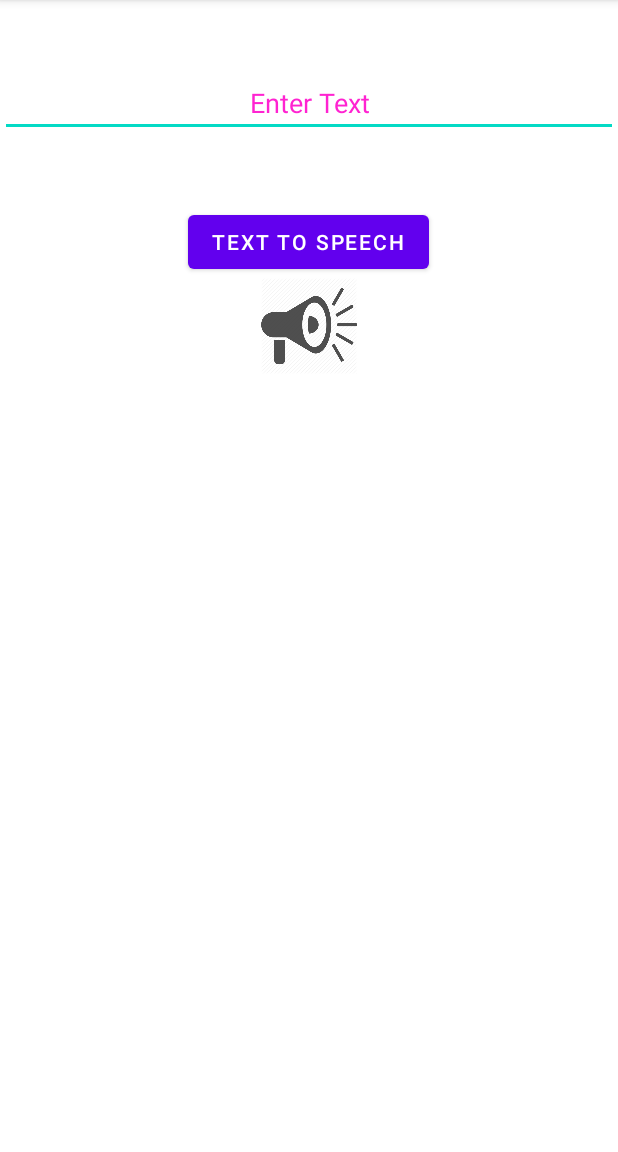
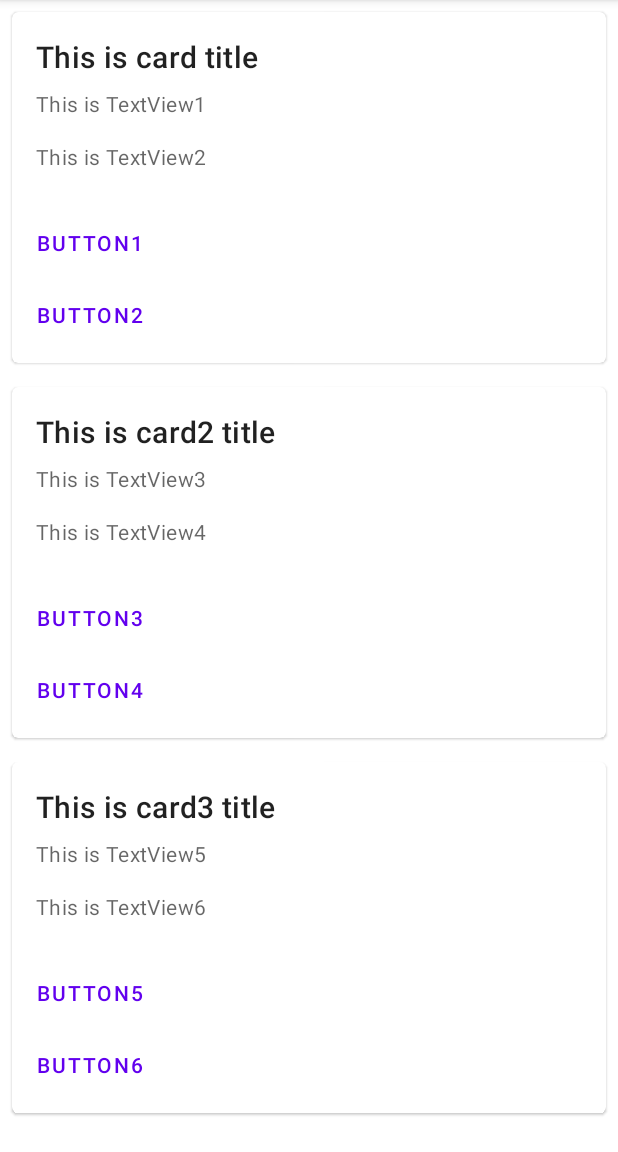
Before and after one commit to falakdesai/text2speech, an Android app: the screen it shows after launch (MainActivity before the commit, CardActivity after it), after a tap on an icon or button, on a phone screen of 412 x 824 dp, the part 84-1236 px from its top. Run offline under Robolectric (Android 15) with nearby library versions, the phone set to English and light mode, and no system bars.

Commit message:
2nd activity added with static card view data

```diff
--- a/app/src/main/AndroidManifest.xml
+++ b/app/src/main/AndroidManifest.xml
@@ -1,6 +1,6 @@
 <?xml version="1.0" encoding="utf-8"?>
 <manifest xmlns:android="http://schemas.android.com/apk/res/android"
-    package="com.example.class6">
+    package="com.example.class6" >
 
     <application
         android:allowBackup="true"
@@ -8,8 +8,10 @@
         android:label="@string/app_name"
         android:roundIcon="@mipmap/ic_launcher_round"
         android:supportsRtl="true"
-        android:theme="@style/Theme.Class6">
-        <activity android:name=".MainActivity">
+        android:theme="@style/Theme.Class6" >
+        <activity android:name=".CardActivity" >
+        </activity>
+        <activity android:name=".MainActivity" >
             <intent-filter>
                 <action android:name="android.intent.action.MAIN" />
 
--- /dev/null
+++ b/app/src/main/java/com/example/class6/CardActivity.java
@@ -0,0 +1,13 @@
+package com.example.class6;
+
+import androidx.appcompat.app.AppCompatActivity;
+import android.os.Bundle;
+
+public class CardActivity extends AppCompatActivity {
+
+    @Override
+    protected void onCreate(Bundle savedInstanceState) {
+        super.onCreate(savedInstanceState);
+        setContentView(R.layout.activity_card);
+    }
+}
--- a/app/src/main/java/com/example/class6/MainActivity.java
+++ b/app/src/main/java/com/example/class6/MainActivity.java
@@ -2,6 +2,7 @@ package com.example.class6;
 
 import androidx.appcompat.app.AppCompatActivity;
 
+import android.content.Intent;
 import android.os.Bundle;
 import android.speech.tts.TextToSpeech;
 import android.view.View;
@@ -44,6 +45,8 @@ public class MainActivity extends AppCompatActivity {
             String toSpeak = ed1.getText().toString();
             Toast.makeText(getApplicationContext(), toSpeak,Toast.LENGTH_SHORT).show();
             t1.speak(toSpeak, TextToSpeech.QUEUE_FLUSH, null);
+
+            startActivity(new Intent(MainActivity.this, CardActivity.class));
         });
 
     }
--- /dev/null
+++ b/app/src/main/res/layout/activity_card.xml
@@ -0,0 +1,221 @@
+<?xml version="1.0" encoding="utf-8"?>
+<ScrollView
+    xmlns:android="http://schemas.android.com/apk/res/android"
+    xmlns:tools="http://schemas.android.com/tools"
+    xmlns:app="http://schemas.android.com/apk/res-auto"
+    android:layout_width="match_parent"
+    android:layout_height="match_parent"
+    tools:context=".CardActivity"
+    android:orientation="vertical">
+
+  <LinearLayout
+      android:layout_width="match_parent"
+      android:layout_height="match_parent"
+      android:orientation="vertical">
+
+  <com.google.android.material.card.MaterialCardView
+      android:id="@+id/card1"
+      android:layout_width="match_parent"
+      android:layout_height="wrap_content"
+      android:layout_margin="8dp">
+
+    <LinearLayout
+        android:layout_width="match_parent"
+        android:layout_height="wrap_content"
+        android:orientation="vertical">
+
+      <LinearLayout
+          android:layout_width="match_parent"
+          android:layout_height="wrap_content"
+          android:orientation="vertical"
+          android:padding="16dp">
+
+        <!-- Title, secondary and supporting text -->
+        <TextView
+            android:layout_width="match_parent"
+            android:layout_height="wrap_content"
+            android:text="This is card title"
+            android:textAppearance="?attr/textAppearanceHeadline6"
+            />
+        <TextView
+            android:layout_width="match_parent"
+            android:layout_height="wrap_content"
+            android:layout_marginTop="8dp"
+            android:text="This is TextView1"
+            android:textAppearance="?attr/textAppearanceBody2"
+            android:textColor="?android:attr/textColorSecondary"
+            />
+        <TextView
+            android:layout_width="match_parent"
+            android:layout_height="wrap_content"
+            android:layout_marginTop="16dp"
+            android:text="This is TextView2"
+            android:textAppearance="?attr/textAppearanceBody2"
+            android:textColor="?android:attr/textColorSecondary"
+            />
+
+      </LinearLayout>
+
+      <!-- Buttons -->
+      <LinearLayout
+          android:layout_width="match_parent"
+          android:layout_height="wrap_content"
+          android:layout_margin="8dp"
+          android:orientation="vertical">
+        <com.google.android.material.button.MaterialButton
+            android:layout_width="wrap_content"
+            android:layout_height="wrap_content"
+            android:layout_marginEnd="8dp"
+            android:text="Button1"
+            style="?attr/borderlessButtonStyle"
+            />
+        <com.google.android.material.button.MaterialButton
+            android:layout_width="wrap_content"
+            android:layout_height="wrap_content"
+            android:text="Button2"
+            style="?attr/borderlessButtonStyle"
+            />
+      </LinearLayout>
+
+    </LinearLayout>
+
+  </com.google.android.material.card.MaterialCardView>
+
+  <com.google.android.material.card.MaterialCardView
+    android:id="@+id/card2"
+    android:layout_width="match_parent"
+    android:layout_height="wrap_content"
+    android:layout_margin="8dp">
+    <LinearLayout
+        android:layout_width="match_parent"
+        android:layout_height="wrap_content"
+        android:orientation="vertical">
+
+      <LinearLayout
+          android:layout_width="match_parent"
+          android:layout_height="wrap_content"
+          android:orientation="vertical"
+          android:padding="16dp">
+
+        <!-- Title, secondary and supporting text -->
+        <TextView
+            android:layout_width="match_parent"
+            android:layout_height="wrap_content"
+            android:text="This is card2 title"
+            android:textAppearance="?attr/textAppearanceHeadline6"
+            />
+        <TextView
+            android:layout_width="match_parent"
+            android:layout_height="wrap_content"
+            android:layout_marginTop="8dp"
+            android:text="This is TextView3"
+            android:textAppearance="?attr/textAppearanceBody2"
+            android:textColor="?android:attr/textColorSecondary"
+            />
+        <TextView
+            android:layout_width="match_parent"
+            android:layout_height="wrap_content"
+            android:layout_marginTop="16dp"
+            android:text="This is TextView4"
+            android:textAppearance="?attr/textAppearanceBody2"
+            android:textColor="?android:attr/textColorSecondary"
+            />
+
+      </LinearLayout>
+
+      <!-- Buttons -->
+      <LinearLayout
+          android:layout_width="match_parent"
+          android:layout_height="wrap_content"
+          android:layout_margin="8dp"
+          android:orientation="vertical">
+        <com.google.android.material.button.MaterialButton
+            android:layout_width="wrap_content"
+            android:layout_height="wrap_content"
+            android:layout_marginEnd="8dp"
+            android:text="Button3"
+            style="?attr/borderlessButtonStyle"
+            />
+        <com.google.android.material.button.MaterialButton
+            android:layout_width="wrap_content"
+            android:layout_height="wrap_content"
+            android:text="Button4"
+            style="?attr/borderlessButtonStyle"
+            />
+      </LinearLayout>
+
+    </LinearLayout>
+
+  </com.google.android.material.card.MaterialCardView>
+
+
+  <com.google.android.material.card.MaterialCardView
+      android:id="@+id/card3"
+      android:layout_width="match_parent"
+      android:layout_height="wrap_content"
+      android:layout_margin="8dp">
+    <LinearLayout
+        android:layout_width="match_parent"
+        android:layout_height="wrap_content"
+        android:orientation="vertical">
+
+      <LinearLayout
+          android:layout_width="match_parent"
+          android:layout_height="wrap_content"
+          android:orientation="vertical"
+          android:padding="16dp">
+
+        <!-- Title, secondary and supporting text -->
+        <TextView
+            android:layout_width="match_parent"
+            android:layout_height="wrap_content"
+            android:text="This is card3 title"
+            android:textAppearance="?attr/textAppearanceHeadline6"
+            />
+        <TextView
+            android:layout_width="match_parent"
+            android:layout_height="wrap_content"
+            android:layout_marginTop="8dp"
+            android:text="This is TextView5"
+            android:textAppearance="?attr/textAppearanceBody2"
+            android:textColor="?android:attr/textColorSecondary"
+            />
+        <TextView
+            android:layout_width="match_parent"
+            android:layout_height="wrap_content"
+            android:layout_marginTop="16dp"
+            android:text="This is TextView6"
+            android:textAppearance="?attr/textAppearanceBody2"
+            android:textColor="?android:attr/textColorSecondary"
+            />
+
+      </LinearLayout>
+
+      <!-- Buttons -->
+      <LinearLayout
+          android:layout_width="match_parent"
+          android:layout_height="wrap_content"
+          android:layout_margin="8dp"
+          android:orientation="vertical">
+        <com.google.android.material.button.MaterialButton
+            android:layout_width="wrap_content"
+            android:layout_height="wrap_content"
+            android:layout_marginEnd="8dp"
+            android:text="Button5"
+            style="?attr/borderlessButtonStyle"
+            />
+        <com.google.android.material.button.MaterialButton
+            android:layout_width="wrap_content"
+            android:layout_height="wrap_content"
+            android:text="Button6"
+            style="?attr/borderlessButtonStyle"
+            />
+      </LinearLayout>
+
+    </LinearLayout>
+
+  </com.google.android.material.card.MaterialCardView>
+
+
+  </LinearLayout>
+  </ScrollView>
```
